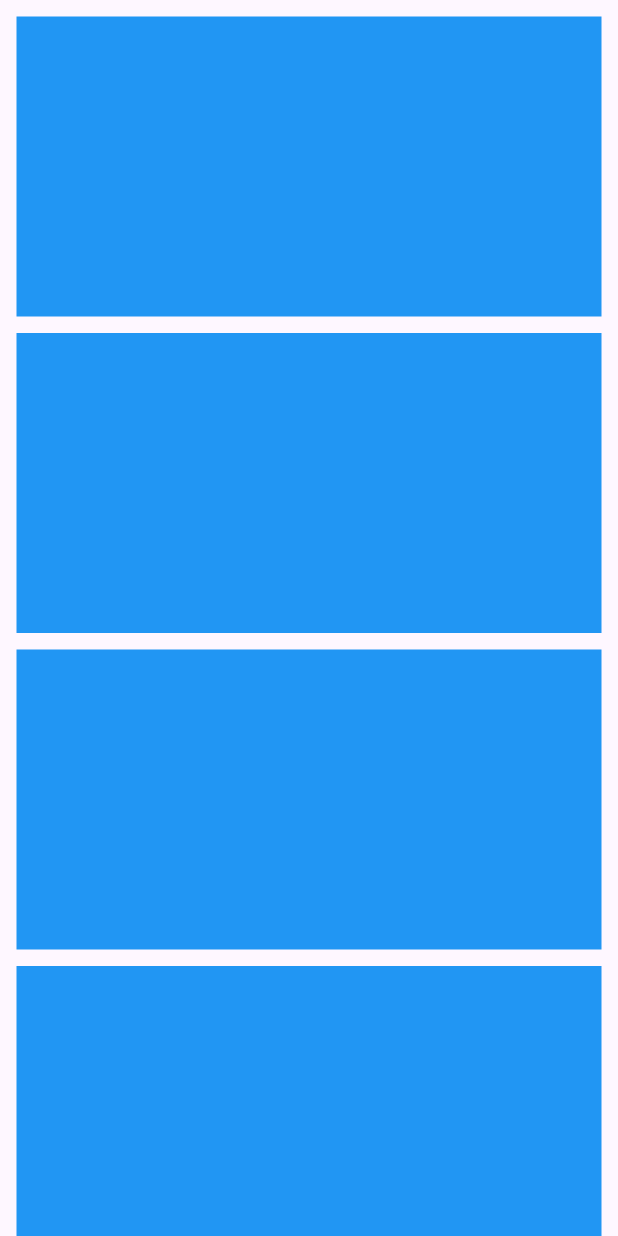
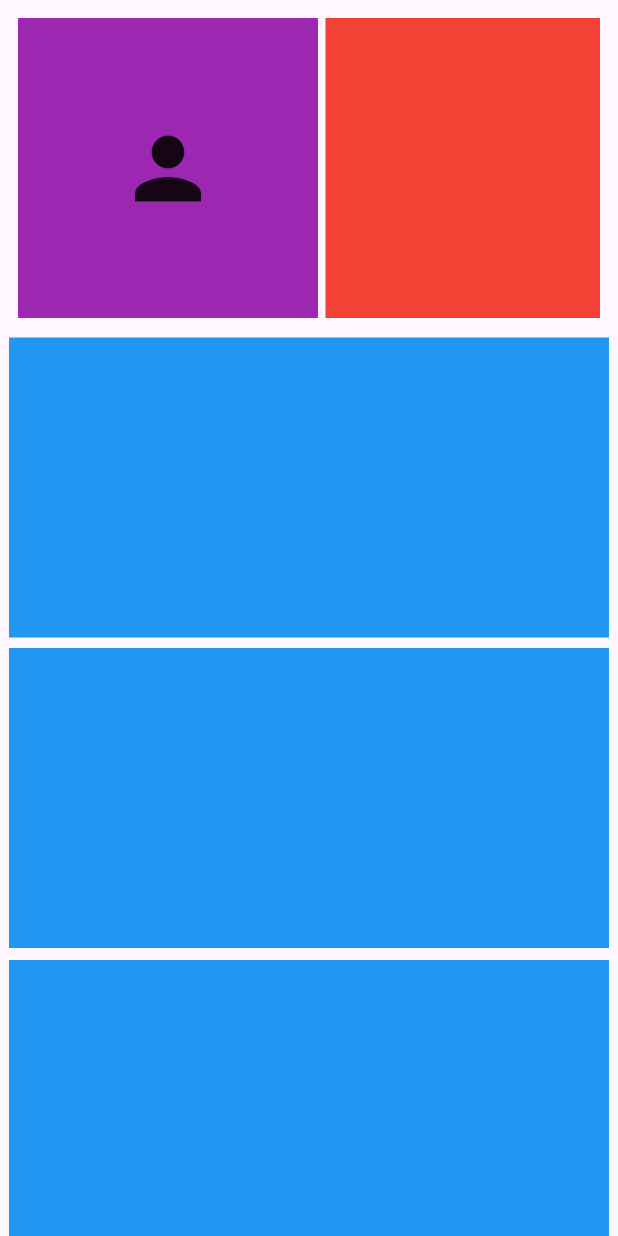
Before and after one commit to Ferdaus0001/courseApp, a Flutter app: the VideoScreen screen opened directly, on a phone screen of 412 x 824 dp. Run offline on Flutter 3.47's test engine with Material 3 defaults, Android fonts, the phone set to English and light mode, and no system bars; our stand-ins replace get, lottie, salomon_bottom_bar.

Commit message:
add Containte Icon

```diff
--- a/lib/LoginScreen/LoginScreen.dart
+++ b/lib/LoginScreen/LoginScreen.dart
@@ -4,7 +4,6 @@ import 'package:get/get.dart';
 
 import '../CountanerScreen/CountanerScreen.dart';
 import '../Sing Screen/SingScreen.dart';
-import '../SirAddImageHomeScreen/SirAddImageHomeScreen.dart';
 
 
 class LoginScreen extends StatelessWidget {
@@ -78,7 +77,7 @@ class LoginScreen extends StatelessWidget {
               SizedBox(height: 19,),
               InkWell(
                 onTap: (){
-                  Get.to(SirAddHomeScreen());
+                  Get.to(ContanerScreen());
                 },
                 child: Container(
                   height: 69,
--- a/lib/VideoHomePage/VideoScreen.dart
+++ b/lib/VideoHomePage/VideoScreen.dart
@@ -9,27 +9,70 @@ class VideoScreen extends StatelessWidget {
     body: SingleChildScrollView(
 
       child: Padding(
-        padding: const EdgeInsets.all(11.0),
+        padding: const EdgeInsets.all(6.0),
         child: Column(
           children: [
+            Padding(
+              padding: const EdgeInsets.all(6.0),
+              child: SingleChildScrollView(
+                scrollDirection: Axis.horizontal,
+                child: Row(
+                  children: [
+
+                    Container(
+                      height: 200,
+                      width: 200,
+                      color: Colors.purple,
+                      child: Icon(Icons.person,size: 66,),
+
+                    ),
+                    SizedBox(width: 5,),
+                    Container(
+                      height: 200,
+                      width: 200,
+                      color: Colors.red,
+                    ),
+                    SizedBox(width: 5,),
+                    Container(
+                      height: 200,
+                      width: 200,
+                      color: Colors.green,
+                    ),
+                    SizedBox(width: 5,),
+                    Container(
+                      height: 200,
+                      width: 200,
+                      color: Colors.orange,
+                    ),
+                    SizedBox(width: 5,),
+                    Container(
+                      height: 200,
+                      width: 200,
+                      color: Colors.pink,
+                    ),
+                  ],
+
+                ),
+              ),
+            ),
+
+
+
+
+            // Column
+            SizedBox(height: 7,),
             Container(
               height: 200,
               width: double.infinity,
               color: Colors.blue,
             ),
-            SizedBox(height: 11,),
+            SizedBox(height: 7,),
             Container(
               height: 200,
               width: double.infinity,
               color: Colors.blue,
             ),
-            SizedBox(height: 11,),
-            Container(
-              height: 200,
-              width: double.infinity,
-              color: Colors.blue,
-            ),
-            SizedBox(height: 11,),
+            SizedBox(height: 8,),
             Container(
               height: 200,
               width: double.infinity,
```
